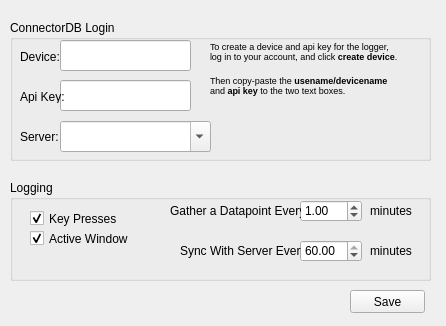
Before: the Qt Designer form src/collectors/computerlog/optionswindow.ui in heedy/heedy, drawn with Qt 5.
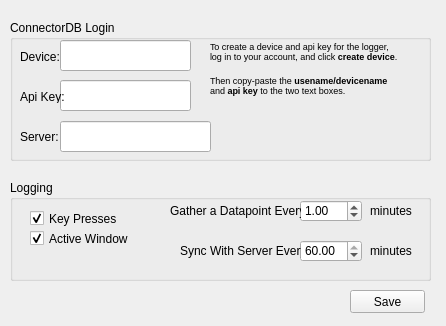
After: the same form once the commit is applied.

```diff
--- a/src/collectors/computerlog/optionswindow.ui
+++ b/src/collectors/computerlog/optionswindow.ui
@@ -72,7 +72,7 @@
       <string>Api Key:</string>
      </property>
     </widget>
-    <widget class="QComboBox" name="serverUrl">
+    <widget class="QLineEdit" name="serverUrl">
      <property name="geometry">
       <rect>
        <x>50</x>
@@ -81,9 +81,6 @@
        <height>31</height>
       </rect>
      </property>
-     <property name="editable">
-      <bool>true</bool>
-     </property>
     </widget>
     <widget class="QLabel" name="label_3">
      <property name="geometry">
```
